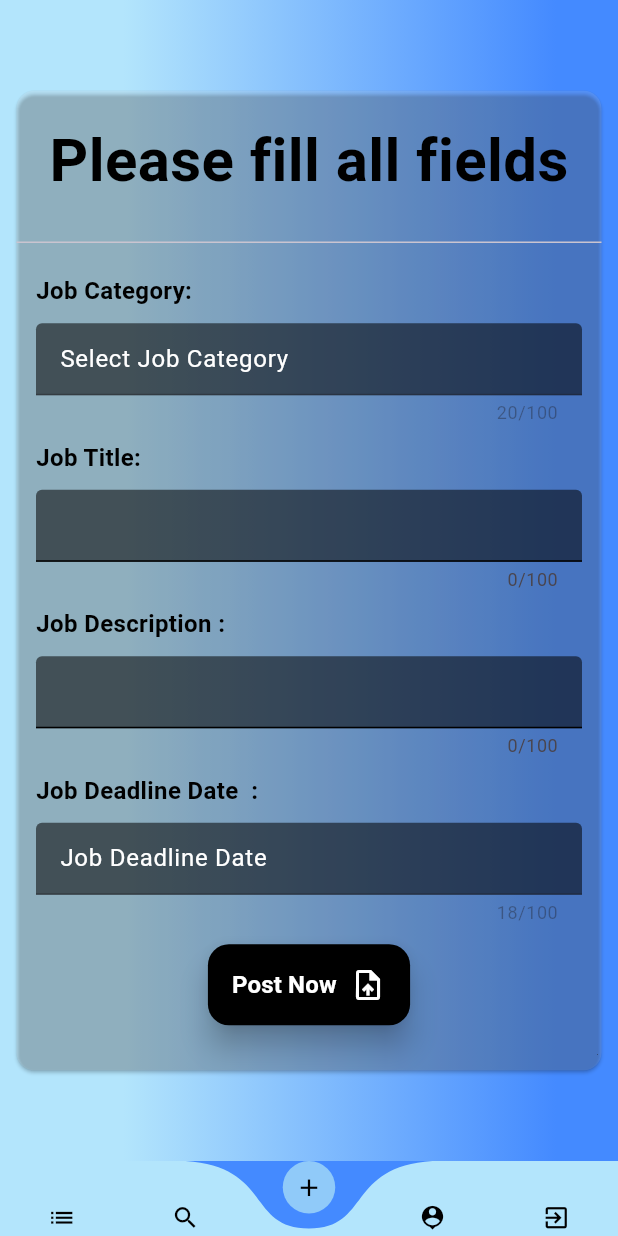
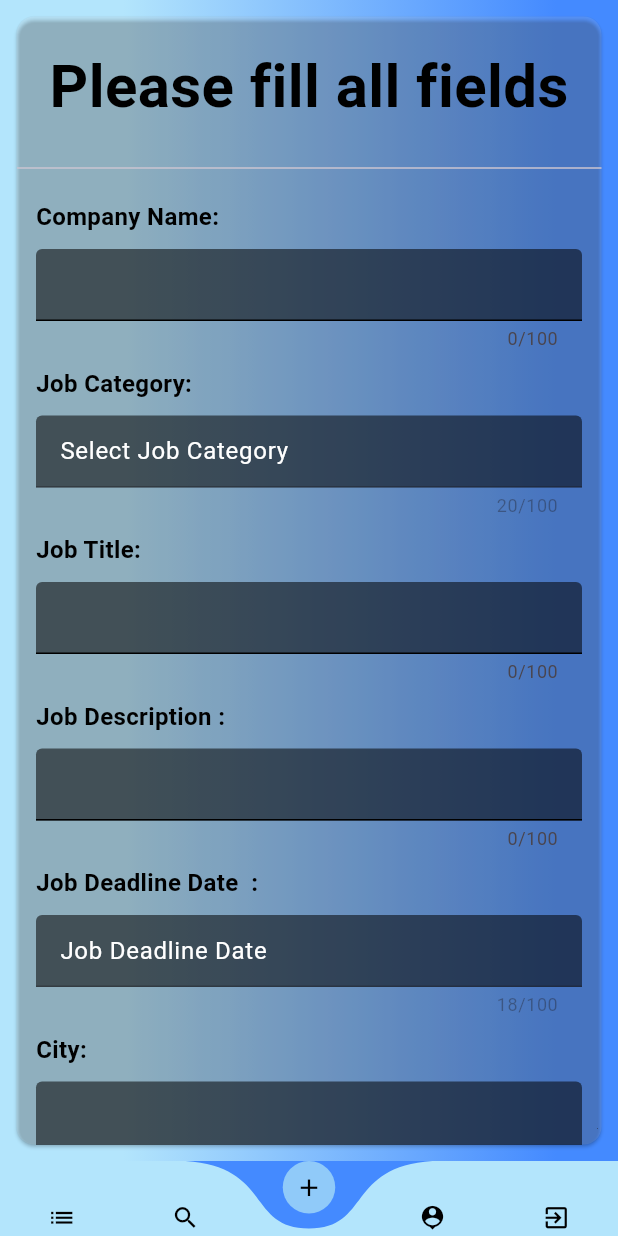
Before and after one commit to ashrafias/cigi_softlaunch, a Flutter app: the screen it shows once a user with an empty profile is signed in, item 3 of the bottom bar chosen, on a phone screen of 412 x 824 dp. Run offline on Flutter 3.47's test engine with Material 3 defaults, Android fonts, the phone set to English and light mode, and no system bars; drawn by our look-alikes of curved_navigation_bar; our stand-ins replace cached_network_image, cloud_firestore, firebase_auth, firebase_core, firebase_storage, fluttericon and 3 more; accounts and stored records are empty; network calls fail.

```diff
--- a/lib/Jobs/upload_job.dart
+++ b/lib/Jobs/upload_job.dart
@@ -23,6 +23,11 @@ class _UploadJobNowState extends State<UploadJobNow> {
   final TextEditingController _jobCategoryController =
       TextEditingController(text: 'Select Job Category ');
   final TextEditingController _jobTitleController = TextEditingController();
+
+  final TextEditingController _companyNameController = TextEditingController();
+  final TextEditingController _cityController = TextEditingController();
+  final TextEditingController _countryController = TextEditingController();
+
   final TextEditingController _JobDescriptionController =
       TextEditingController();
   final TextEditingController _deadlineController =
@@ -179,6 +184,7 @@ class _UploadJobNowState extends State<UploadJobNow> {
       lastDate: DateTime(2100),
     );
     print('picked: $picked');
+    print('updated ::::::::::::::::');
     if (picked != null) {
       setState(() {
         _deadlineController.text =
@@ -212,12 +218,15 @@ class _UploadJobNowState extends State<UploadJobNow> {
           'jobId': jodId,
           'uploadedby': _uid,
           'email': user.email,
+          'companyName': _companyNameController.text,
           'jobTitle': _jobTitleController.text,
           'jobDescription': _JobDescriptionController.text,
           'deadLineDate': _deadlineController.text,
-          'deadLineDateTimeStamp': deadlineDateTimeStamp,
+          'deadLineDateTimeStamp': deadlineDateTimeStamp, // picked?.millisecondsSinceEpoch, // deadlineDateTimeStamp?.millisecondsSinceEpoch,
           'jobCategory': _jobCategoryController.text,
           'jobComments': [],
+          'city': _cityController.text,
+          'country': _countryController.text,
           'recruitment': true,
           'createdAt': Timestamp.now(),
           'name': name,
@@ -332,6 +341,14 @@ class _UploadJobNowState extends State<UploadJobNow> {
                         child: Column(
                           crossAxisAlignment: CrossAxisAlignment.start,
                           children: [
+                            _textTitle(label: 'Company Name: '),
+                            _textFormFields(
+                              valueKey: 'Company Name',
+                              controller: _companyNameController,
+                              enabled: true,
+                              fct: () {},
+                              maxLength: 100,
+                            ),
                             _textTitle(label: 'Job Category: '),
                             _textFormFields(
                               valueKey: 'Job Category ',
@@ -366,6 +383,22 @@ class _UploadJobNowState extends State<UploadJobNow> {
                               fct: () {
                                 _pickDateDialog();
                               },
+                              maxLength: 100,
+                            ),
+                            _textTitle(label: 'City: '),
+                            _textFormFields(
+                              valueKey: 'City',
+                              controller: _cityController,
+                              enabled: true,
+                              fct: () {},
+                              maxLength: 100,
+                            ),
+                            _textTitle(label: 'Country: '),
+                            _textFormFields(
+                              valueKey: 'Country',
+                              controller: _countryController,
+                              enabled: true,
+                              fct: () {},
                               maxLength: 100,
                             ),
                           ],
```
Also changed, not shown: lib/Jobs/jobs_screen.dart (+21 -2 lines).
